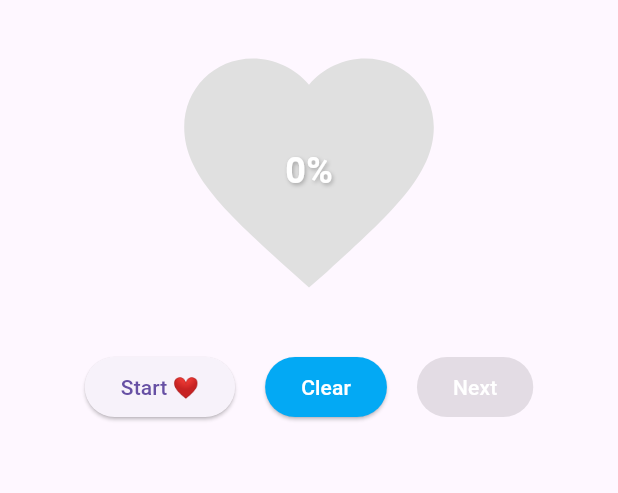
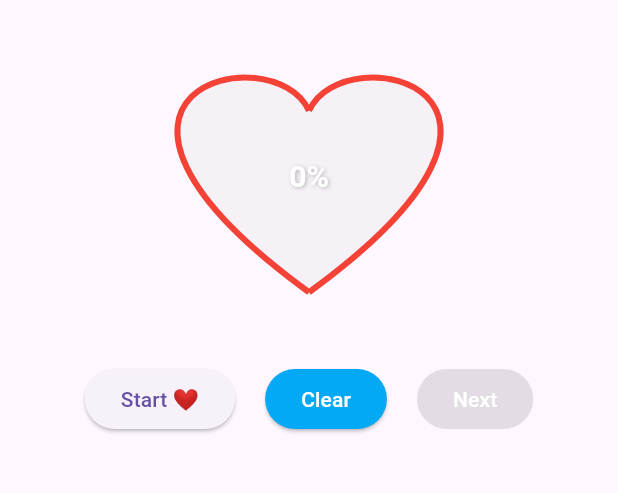
Before and after one commit to ameyrane98/heart_app, a Flutter app: the screen it shows after launch, on a phone screen of 412 x 824 dp, the part 63-556 px from its top. Run offline on Flutter 3.47's test engine with Material 3 defaults, Android fonts, the phone set to English and light mode, and no system bars; our stand-ins replace liquid_progress_indicator_v2.

Commit message:
found another way to draw heart

```diff
--- a/lib/ui/screens/heart_screen.dart
+++ b/lib/ui/screens/heart_screen.dart
@@ -2,7 +2,8 @@ import 'package:flutter/material.dart';
 import 'package:heart_app/ui/screens/success_screen.dart';
 import 'package:provider/provider.dart';
 import '../../../viewmodels/heart_view_model.dart';
-import '../widgets/heart_painter.dart';
+import '../widgets/heart_painter_twoIcon+ClipRect.dart';
+import '../widgets/_LiquidHeartChartState.dart';
 
 class HeartScreen extends StatelessWidget {
   const HeartScreen({super.key});
@@ -10,12 +11,25 @@ class HeartScreen extends StatelessWidget {
   @override
   Widget build(BuildContext context) {
     final vm = context.watch<HeartViewModel>();
+    final isDisabled = vm.state == HeartState.completed;
+
     return Scaffold(
       appBar: AppBar(title: Text('Heart App')),
       body: Center(
         child: Column(
           children: [
-            HeartFillWidget(percent: vm.progress, size: 200),
+            LiquidHeartChart(
+              percent: vm.progress,
+              size: 240,
+              backgroundColor: Colors.grey.shade300,
+              fillColor: Colors.redAccent,
+              borderColor: Colors.red,
+              borderWidth: 4,
+              onTap: isDisabled
+                  ? null
+                  : vm.toggleStartPause, // click heart to start/pause
+            ),
+            // HeartFillWidget(percent: vm.progress, size: 200),
             SizedBox(height: 20),
             Row(
               mainAxisAlignment:
--- /dev/null
+++ b/lib/ui/widgets/_LiquidHeartChartState.dart
@@ -0,0 +1,147 @@
+import 'package:flutter/material.dart';
+import 'package:liquid_progress_indicator_v2/liquid_progress_indicator.dart';
+
+class LiquidHeartChart extends StatefulWidget {
+  const LiquidHeartChart({
+    super.key,
+    required this.percent, // 0..100
+    this.size = 240, // width; height = 0.8 * size
+    this.backgroundColor,
+    this.fillColor,
+    this.borderColor,
+    this.borderWidth = 4.0,
+    this.onTap, // optional: make the heart clickable
+  });
+
+  final double percent; // 0..100
+  final double size;
+  final Color? backgroundColor;
+  final Color? fillColor;
+  final Color? borderColor;
+  final double borderWidth;
+  final VoidCallback? onTap;
+
+  @override
+  State<LiquidHeartChart> createState() => _LiquidHeartChartState();
+}
+
+class _LiquidHeartChartState extends State<LiquidHeartChart> {
+  // Build a heart path using two cubic Bézier arches.
+  Path _heartPath(double width) {
+    final height = width * 0.8;
+    return Path()
+      // left arch
+      ..moveTo(0.5 * width, 0.27 * height)
+      ..cubicTo(
+        0.4 * width,
+        0.0 * height,
+        -0.27 * width,
+        0.2 * height,
+        0.5 * width,
+        0.9 * height,
+      )
+      // right arch
+      ..moveTo(0.5 * width, 0.27 * height)
+      ..cubicTo(
+        0.6 * width,
+        0.0 * height,
+        1.27 * width,
+        0.2 * height,
+        0.5 * width,
+        0.9 * height,
+      );
+  }
+
+  @override
+  Widget build(BuildContext context) {
+    final w = widget.size;
+    final h = w * 0.8;
+    final path = _heartPath(w);
+
+    final core = Stack(
+      alignment: Alignment.center,
+      children: [
+        // Liquid fill inside the heart path (0..1). The package animates the waves.
+        SizedBox(
+          width: w,
+          height: h,
+          child: LiquidCustomProgressIndicator(
+            value: (widget.percent.clamp(0, 100)) / 100.0, // 0..1
+            direction: Axis.vertical,
+            backgroundColor: (widget.backgroundColor ?? Colors.red.shade100)
+                .withOpacity(0.25),
+            valueColor: AlwaysStoppedAnimation<Color>(
+              widget.fillColor ?? Colors.redAccent,
+            ),
+            shapePath: path,
+            center: Text(
+              '${widget.percent.clamp(0, 100).toStringAsFixed(0)}%',
+              style: const TextStyle(
+                fontSize: 20,
+                fontWeight: FontWeight.w600,
+                color: Colors.white,
+                shadows: [
+                  Shadow(
+                    blurRadius: 3,
+                    color: Colors.black26,
+                    offset: Offset(1, 1),
+                  ),
+                ],
+              ),
+            ),
+          ),
+        ),
+
+        // Crisp outline on top
+        IgnorePointer(
+          child: CustomPaint(
+            size: Size(w, h),
+            painter: _HeartOutlinePainter(
+              path: path,
+              color: widget.borderColor ?? Colors.red,
+              strokeWidth: widget.borderWidth,
+            ),
+          ),
+        ),
+      ],
+    );
+
+    // Optional tap wrapper for start/pause toggle, etc.
+    return widget.onTap == null
+        ? core
+        : Material(
+            color: Colors.transparent,
+            child: InkWell(
+              borderRadius: BorderRadius.circular(w / 2),
+              onTap: widget.onTap,
+              child: Padding(padding: const EdgeInsets.all(8.0), child: core),
+            ),
+          );
+  }
+}
+
+class _HeartOutlinePainter extends CustomPainter {
+  _HeartOutlinePainter({
+    required this.path,
+    required this.color,
+    required this.strokeWidth,
+  });
+
+  final Path path;
+  final Color color;
+  final double strokeWidth;
+
+  @override
+  void paint(Canvas canvas, Size size) {
+    final p = Paint()
+      ..color = color
+      ..style = PaintingStyle.stroke
+      ..strokeWidth = strokeWidth
+      ..isAntiAlias = true;
+    canvas.drawPath(path, p);
+  }
+
+  @override
+  bool shouldRepaint(covariant _HeartOutlinePainter old) =>
+      old.path != path || old.color != color || old.strokeWidth != strokeWidth;
+}
--- a/pubspec.yaml
+++ b/pubspec.yaml
@@ -33,9 +33,9 @@ dependencies:
 
   # The following adds the Cupertino Icons font to your application.
   # Use with the CupertinoIcons class for iOS style icons.
+  liquid_progress_indicator_v2: ^0.5.0
   cupertino_icons: ^1.0.8
   provider: ^6.1.5+1
-  liquid_progress_indicator_v2: ^0.5.0
 
 dev_dependencies:
   flutter_test:
@@ -46,7 +46,7 @@ dev_dependencies:
   # activated in the `analysis_options.yaml` file located at the root of your
   # package. See that file for information about deactivating specific lint
   # rules and activating additional ones.
-  flutter_lints: ^5.0.0
+  flutter_lints: ^6.0.0
 
 # For information on the generic Dart part of this file, see the
 # following page: https://dart.dev/tools/pub/pubspec
```
Also changed, not shown: lib/ui/widgets/heart_painter_twoIcon+ClipRect.dart (renamed from lib/ui/widgets/heart_painter.dart), pubspec.lock.
